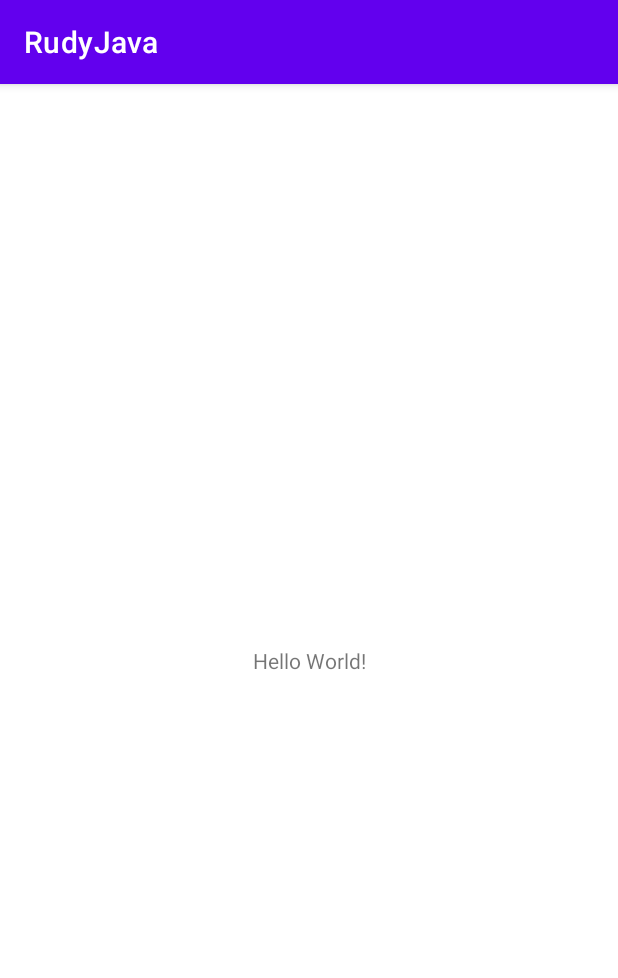
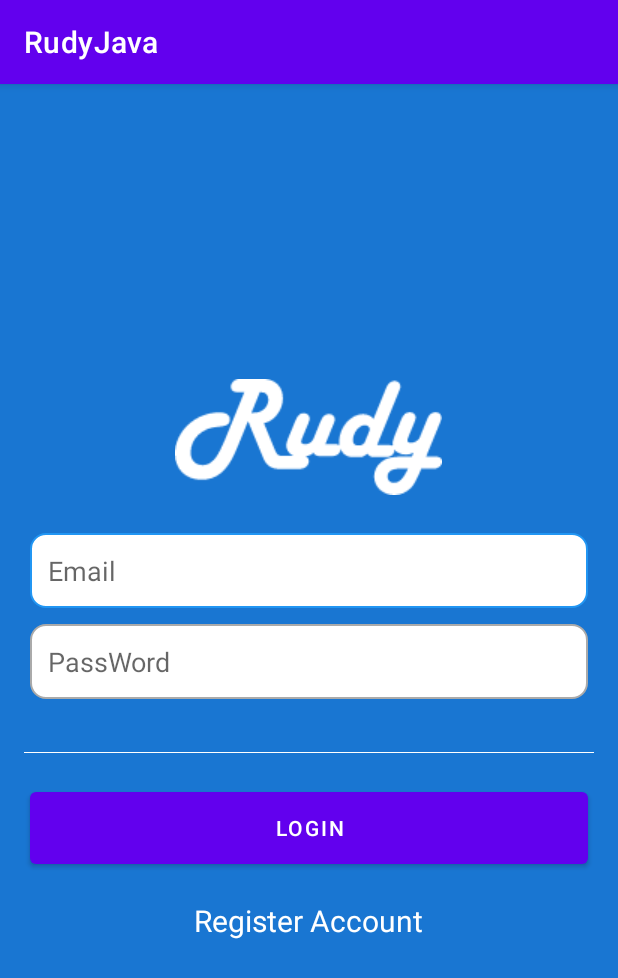
Before and after one commit to jirayutz/Rudy-Java, an Android app: the screen it shows after launch (MainActivity before the commit, LoginActivity after it), on a phone screen of 412 x 824 dp. Shown: the top 978 px of the screen. Run offline under Robolectric (Android 15) with nearby library versions, the phone set to English and light mode, and no system bars; our stand-ins replace Firebase (no records; nobody signed in at launch, a user with empty details on screens opened directly).

Commit message:
connect firebase + create login

```diff
--- a/app/build.gradle
+++ b/app/build.gradle
@@ -1,5 +1,6 @@
 plugins {
     id 'com.android.application'
+    id 'com.google.gms.google-services'
 }
 
 android {
@@ -32,6 +33,7 @@ dependencies {
     implementation 'androidx.appcompat:appcompat:1.2.0'
     implementation 'com.google.android.material:material:1.2.1'
     implementation 'androidx.constraintlayout:constraintlayout:2.0.2'
+    implementation 'com.google.firebase:firebase-auth:19.4.0'
     testImplementation 'junit:junit:4.+'
     androidTestImplementation 'androidx.test.ext:junit:1.1.2'
     androidTestImplementation 'androidx.test.espresso:espresso-core:3.3.0'
--- a/app/src/main/AndroidManifest.xml
+++ b/app/src/main/AndroidManifest.xml
@@ -9,7 +9,9 @@
         android:roundIcon="@mipmap/ic_launcher_round"
         android:supportsRtl="true"
         android:theme="@style/Theme.RudyJava">
-        <activity android:name=".MainActivity">
+        <activity android:name=".HomeActivity"></activity>
+        <activity android:name=".RegisterActivity" />
+        <activity android:name=".LoginActivity">
             <intent-filter>
                 <action android:name="android.intent.action.MAIN" />
 
--- /dev/null
+++ b/app/src/main/java/com/jry/rudyjava/LoginActivity.java
@@ -0,0 +1,53 @@
+package com.jry.rudyjava;
+
+import androidx.annotation.NonNull;
+import androidx.appcompat.app.AppCompatActivity;
+
+import android.content.Intent;
+import android.os.Bundle;
+import android.view.View;
+import android.widget.EditText;
+import android.widget.Toast;
+
+import com.google.android.gms.tasks.OnCompleteListener;
+import com.google.android.gms.tasks.Task;
+import com.google.firebase.auth.AuthResult;
+import com.google.firebase.auth.FirebaseAuth;
+
+public class LoginActivity extends AppCompatActivity {
+
+    EditText email,password;
+    FirebaseAuth mAuth;
+
+    @Override
+    protected void onCreate(Bundle savedInstanceState) {
+        super.onCreate(savedInstanceState);
+        setContentView(R.layout.activity_login);
+        mAuth = FirebaseAuth.getInstance();
+        email = (EditText) findViewById(R.id.emailedt);
+        password = (EditText) findViewById(R.id.passedt);
+    }
+
+    public void login(View view) {
+        mAuth.signInWithEmailAndPassword(email.getText().toString(),password.getText().toString())
+                .addOnCompleteListener(this, new OnCompleteListener<AuthResult>() {
+                    @Override
+                    public void onComplete(@NonNull Task<AuthResult> task) {
+                        if (task.isSuccessful()){
+                            Toast.makeText(LoginActivity.this,"Login is SucessFull",Toast.LENGTH_LONG).show();
+                            String uid = FirebaseAuth.getInstance().getUid();
+                            Intent login = new Intent(LoginActivity.this,HomeActivity.class);
+                            login.putExtra("UserUid",uid);
+                            startActivity(login);
+                        }else {
+                            Toast.makeText(LoginActivity.this,"Login is UnsucessFull",Toast.LENGTH_LONG).show();
+                        }
+                    }
+                });
+    }
+
+    public void Register(View view) {
+        Intent Register = new Intent(LoginActivity.this,RegisterActivity.class);
+        startActivity(Register);
+    }
+}
--- /dev/null
+++ b/app/src/main/res/drawable/custom_input.xml
@@ -0,0 +1,18 @@
+<?xml version="1.0" encoding="utf-8"?>
+<selector xmlns:android="http://schemas.android.com/apk/res/android">
+    <item android:state_enabled="true" android:state_focused="true">
+        <shape android:shape="rectangle">
+            <solid android:color="@color/colorWhite"/>
+            <corners android:radius="10dp"/>
+            <stroke android:color="@color/colorPrimary" android:width="1dp"/>
+        </shape>
+    </item>
+
+    <item android:state_enabled="true">
+        <shape android:shape="rectangle">
+            <solid android:color="@color/colorWhite"/>
+            <corners android:radius="10dp"/>
+            <stroke android:color="@android:color/darker_gray" android:width="1dp"/>
+        </shape>
+    </item>
+</selector>
--- /dev/null
+++ b/app/src/main/res/layout/activity_login.xml
@@ -0,0 +1,71 @@
+<?xml version="1.0" encoding="utf-8"?>
+<LinearLayout xmlns:android="http://schemas.android.com/apk/res/android"
+    xmlns:tools="http://schemas.android.com/tools"
+    android:layout_width="match_parent"
+    android:layout_height="match_parent"
+    android:background="@color/colorPrimaryDark"
+    android:gravity="center"
+    android:orientation="vertical"
+    tools:context=".LoginActivity">
+
+    <ImageView
+        android:layout_width="wrap_content"
+        android:layout_height="wrap_content"
+        android:layout_marginBottom="20dp"
+        android:src="@drawable/logo" />
+
+    <EditText
+        android:id="@+id/emailedt"
+        android:layout_width="match_parent"
+        android:layout_height="50dp"
+        android:layout_marginVertical="5dp"
+        android:layout_marginStart="20dp"
+        android:layout_marginEnd="20dp"
+        android:background="@drawable/custom_input"
+        android:drawablePadding="12dp"
+        android:ems="10"
+        android:hint="Email"
+        android:inputType="text"
+        android:paddingStart="12dp" />
+
+    <EditText
+        android:id="@+id/passedt"
+        android:layout_width="match_parent"
+        android:layout_height="50dp"
+        android:layout_marginVertical="5dp"
+        android:layout_marginStart="20dp"
+        android:layout_marginEnd="20dp"
+        android:background="@drawable/custom_input"
+        android:drawablePadding="12dp"
+        android:ems="10"
+        android:hint="PassWord"
+        android:inputType="text"
+        android:paddingStart="12dp" />
+
+    <View
+        android:layout_width="380dp"
+        android:layout_height="1px"
+        android:layout_marginStart="16dp"
+        android:layout_marginTop="30dp"
+        android:layout_marginEnd="16dp"
+        android:background="#FFFFFF" />
+
+    <Button
+        android:layout_width="match_parent"
+        android:layout_height="60dp"
+        android:layout_marginStart="20dp"
+        android:layout_marginTop="20dp"
+        android:layout_marginEnd="20dp"
+        android:onClick="login"
+        android:text="Login" />
+
+    <TextView
+        android:layout_width="wrap_content"
+        android:layout_height="wrap_content"
+        android:layout_marginTop="18dp"
+        android:onClick="Register"
+        android:text="Register Account"
+        android:textColor="@color/colorWhite"
+        android:textSize="20sp" />
+
+</LinearLayout>
--- a/app/src/main/res/values/colors.xml
+++ b/app/src/main/res/values/colors.xml
@@ -1,5 +1,13 @@
 <?xml version="1.0" encoding="utf-8"?>
 <resources>
+    <color name="colorPrimary">#2196F3</color>
+    <color name="colorPrimaryDark">#1976D2</color>
+    <color name="colorAccent">#FF5252</color>
+    <color name="colorDimGrey">#696969</color>
+    <color name="colorDimGreyLight">#C8C8C8</color>
+    <color name="colorRed">#FF6666</color>
+    <color name="colorWhite">#FFFFFF</color>
+
     <color name="purple_200">#FFBB86FC</color>
     <color name="purple_500">#FF6200EE</color>
     <color name="purple_700">#FF3700B3</color>
--- a/build.gradle
+++ b/build.gradle
@@ -6,6 +6,7 @@ buildscript {
     }
     dependencies {
         classpath "com.android.tools.build:gradle:4.1.0"
+        classpath 'com.google.gms:google-services:4.3.3'
 
         // NOTE: Do not place your application dependencies here; they belong
         // in the individual module build.gradle files
```
Also changed, not shown: app/src/main/java/com/jry/rudyjava/HomeActivity.java (added, +14 -0 lines), app/src/main/java/com/jry/rudyjava/RegisterActivity.java (added, +14 -0 lines), app/src/main/res/layout/activity_home.xml (added, +26 -0 lines), app/src/main/res/layout/activity_register.xml (added, +56 -0 lines), app/src/main/res/drawable/logo.png (added), 1 other file.
